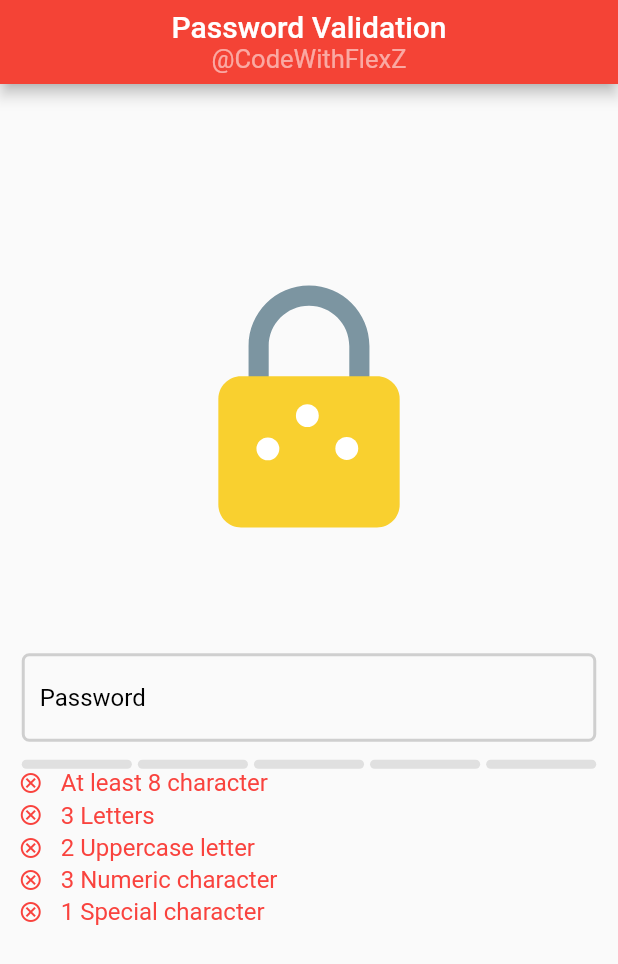
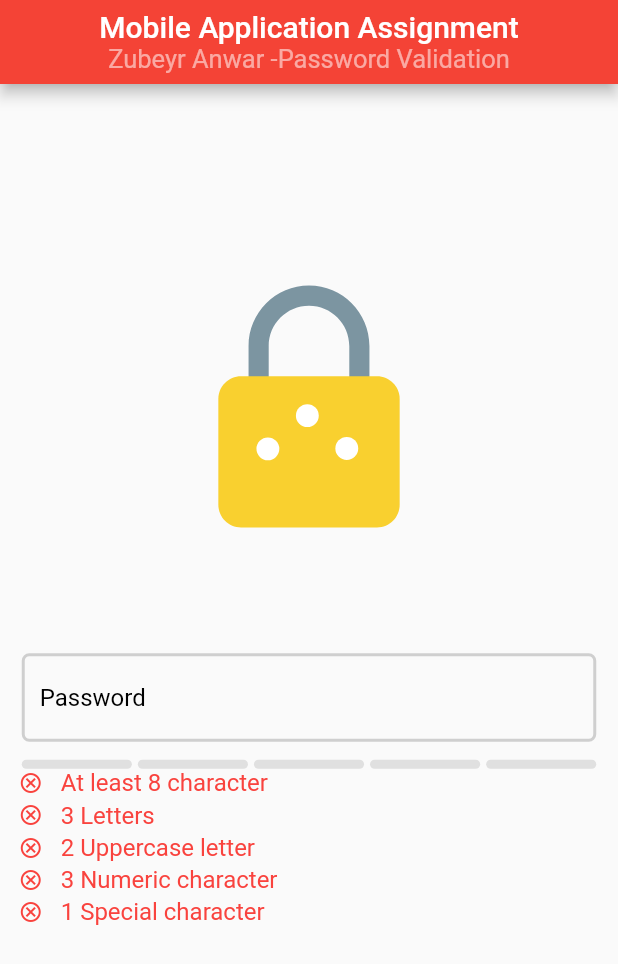
Before and after one commit to zubeyranwar/flutter-validation, a Flutter app: the screen it shows after launch, on a phone screen of 412 x 824 dp. Shown: the top 964 px of the screen. Run offline on Flutter 3.47's test engine with Material 2 defaults, Android fonts, the phone set to English and light mode, and no system bars; drawn by our look-alikes of flutter_pw_validator; our stand-ins replace google_fonts, lottie.

Commit message:
final version

```diff
--- a/lib/main.dart
+++ b/lib/main.dart
@@ -3,19 +3,7 @@ import 'package:flutter_pw_validator/flutter_pw_validator.dart';
 import 'package:google_fonts/google_fonts.dart';
 import 'package:lottie/lottie.dart';
 
-//
-// Created by CodeWithFlexZ
-// Tutorials on my YouTube
-//
-//! Instagram
-//! @CodeWithFlexZ
-//
-//? GitHub
-//? AmirBayat0
-//
-//* YouTube
-//* Programming with FlexZ
-//
+//Mobile App Assignment
 
 void main() {
   runApp(const MyApp());
@@ -54,11 +42,11 @@ class _HomePageState extends State<HomePage> {
           title: Column(
             children: [
               Text(
-                "Password Validation",
+                "Mobile Application Assignment",
                 style: GoogleFonts.mPlus1(fontWeight: FontWeight.w500),
               ),
               Text(
-                "@CodeWithFlexZ",
+                "Zubeyr Anwar -Password Validation",
                 style: GoogleFonts.mPlus1(
                     color: Colors.white54,
                     fontSize: 17,
--- a/pubspec.yaml
+++ b/pubspec.yaml
@@ -29,7 +29,6 @@ flutter:
   assets:
     - assets/
 
-
   # fonts:
   #   - family: Schyler
   #     fonts:
```
